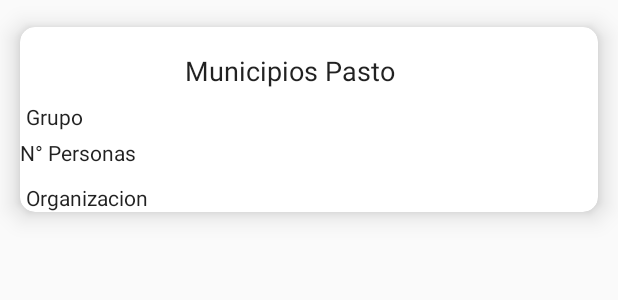
After one commit to juaburgos/AppFinalAndroid, an Android app: the layout cardetnicos.xml on its own in the app's theme, with its tools: preview values and no code run, on a phone screen of 412 x 824 dp. The commit adds this screen. Shown: the top 300 px of the screen. Run offline under Robolectric (Android 15) with nearby library versions, the phone set to English and light mode, and no system bars.

Commit message:
Proyecto final

```diff
--- a/app/src/main/java/isa/appfinalandroid/MainActivity.java
+++ b/app/src/main/java/isa/appfinalandroid/MainActivity.java
@@ -125,6 +125,7 @@ public class MainActivity extends AppCompatActivity
             fragmentClass=MunicipiosFragment.class;
             // Handle the camera action
         } else if (id == R.id.nav_gallery) {
+            fragmentClass=EtnicosFragment.class;
 
         } else if (id == R.id.nav_slideshow) {
 
--- /dev/null
+++ b/app/src/main/res/layout/cardetnicos.xml
@@ -0,0 +1,82 @@
+<?xml version="1.0" encoding="utf-8"?>
+<android.support.v7.widget.CardView xmlns:android="http://schemas.android.com/apk/res/android"
+    xmlns:card_view="http://schemas.android.com/apk/res-auto"
+    android:id="@+id/card_view"
+    android:layout_width="match_parent"
+    android:layout_height="wrap_content"
+    android:background="?attr/actionModeSplitBackground"
+    android:orientation="horizontal"
+    card_view:cardCornerRadius="10dp"
+    card_view:cardElevation="10dp"
+    card_view:cardUseCompatPadding="true">
+
+    <AbsoluteLayout
+        android:layout_width="match_parent"
+        android:layout_height="wrap_content"
+        android:orientation="horizontal">
+
+
+        <TextView
+            android:id="@+id/titulo"
+            android:layout_width="154dp"
+            android:layout_height="wrap_content"
+            android:layout_x="110dp"
+            android:layout_y="17dp"
+            android:text="Municipios Pasto"
+            android:textAppearance="@style/TextAppearance.AppCompat.Headline"
+            android:textSize="18sp" />
+
+        <TextView
+            android:id="@+id/txt_correo"
+            android:layout_width="wrap_content"
+            android:layout_height="wrap_content"
+            android:layout_x="4dp"
+            android:layout_y="50dp"
+            android:text="Grupo"
+            android:textAppearance="@style/TextAppearance.AppCompat.Body1" />
+
+        <TextView
+            android:id="@+id/txt_direccion"
+            android:layout_width="wrap_content"
+            android:layout_height="wrap_content"
+            android:layout_x="0dp"
+            android:layout_y="74dp"
+            android:text="N° Personas"
+            android:textAppearance="@style/TextAppearance.AppCompat.Body1" />
+
+        <TextView
+            android:id="@+id/txt_entidad"
+            android:layout_width="wrap_content"
+            android:layout_height="wrap_content"
+            android:layout_x="4dp"
+            android:layout_y="104dp"
+            android:text="Organizacion"
+            android:textAppearance="@style/TextAppearance.AppCompat.Body1" />
+
+        <TextView
+            android:id="@+id/ed_grupo"
+            android:layout_width="match_parent"
+            android:layout_height="wrap_content"
+            android:layout_x="72dp"
+            android:layout_y="51dp"
+            android:textAppearance="@style/TextAppearance.AppCompat.Body1" />
+
+        <TextView
+            android:id="@+id/ed_personas"
+            android:layout_width="match_parent"
+            android:layout_height="wrap_content"
+            android:layout_x="74dp"
+            android:layout_y="77dp"
+            android:textAppearance="@style/TextAppearance.AppCompat.Body1" />
+
+        <TextView
+            android:id="@+id/ed_org"
+            android:layout_width="match_parent"
+            android:layout_height="wrap_content"
+            android:layout_x="73dp"
+            android:layout_y="102dp"
+            android:textAppearance="@style/TextAppearance.AppCompat.Body1" />
+
+
+    </AbsoluteLayout>
+</android.support.v7.widget.CardView>
--- a/app/src/main/res/menu/activity_main_drawer.xml
+++ b/app/src/main/res/menu/activity_main_drawer.xml
@@ -7,7 +7,7 @@
         <item
             android:id="@+id/nav_camera"
             android:icon="@drawable/ic_menu_camera"
-            android:title="Import" />
+            android:title="Municpios Pasto" />
         <item
             android:id="@+id/nav_gallery"
             android:icon="@drawable/ic_menu_gallery"
```
Also changed, not shown: app/src/main/java/isa/appfinalandroid/EtnicosFragment.java (added, +122 -0 lines), app/src/main/java/isa/appfinalandroid/api2/ApiDeportivos.java (added, +17 -0 lines), app/src/main/java/isa/appfinalandroid/models2/EscenariosAdapter.java (added, +67 -0 lines), app/src/main/java/isa/appfinalandroid/models2/EscenariosDeportivos.java (added, +53 -0 lines), app/src/main/res/layout/fragment_etnicos.xml (added, +27 -0 lines).
